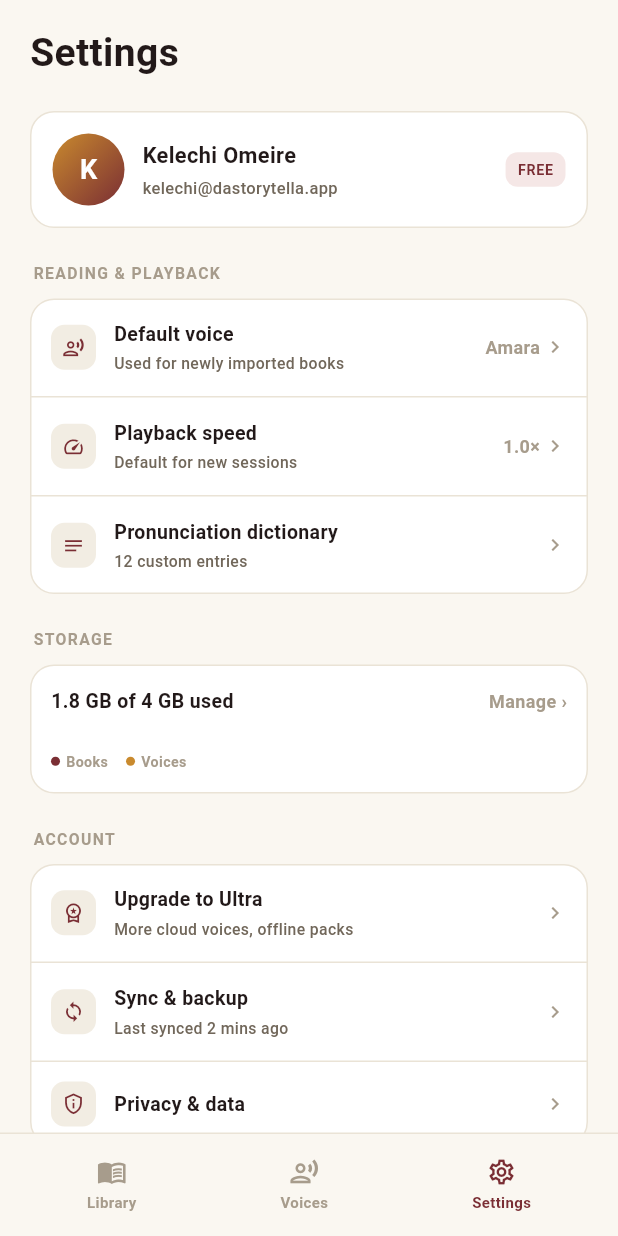
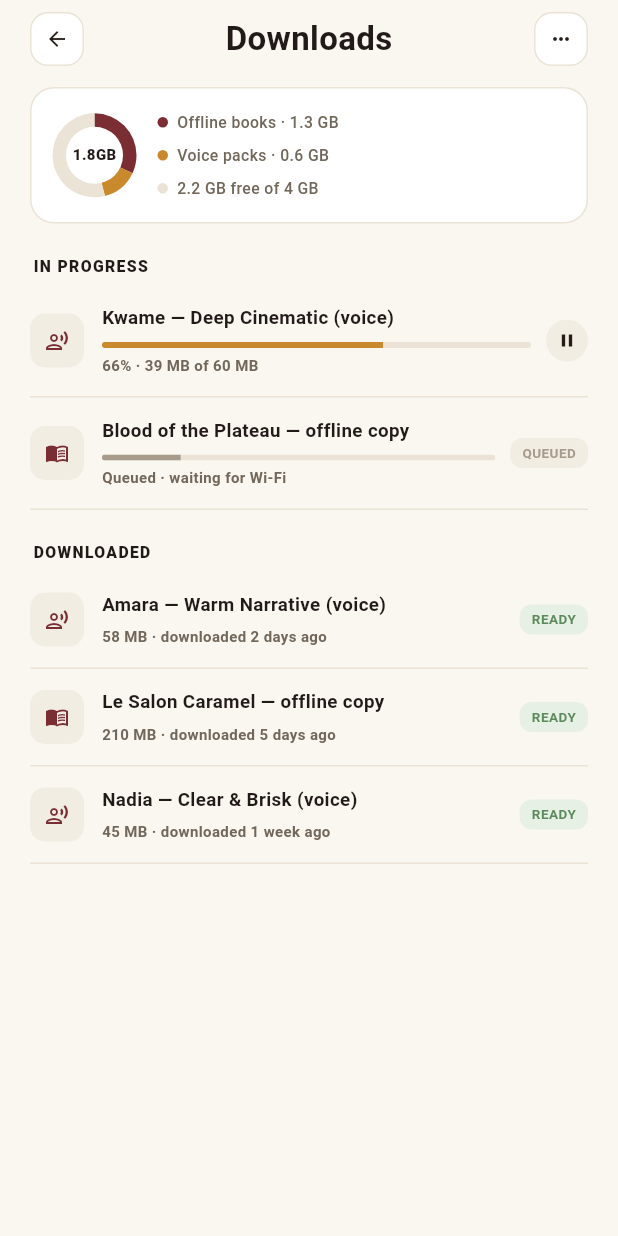
Before and after one commit to da4story1tella9/dastorytella-reader, a Flutter app: the SettingsScreen screen opened by its route, after a tap on an icon or button, on a phone screen of 412 x 824 dp. Run offline on Flutter 3.47's test engine with Material 3 defaults, Android fonts, the phone set to English and light mode, and no system bars; our stand-ins replace flutter_riverpod, go_router, just_audio; Roboto replaces fonts that are missing (Fraunces, Manrope).

Commit message:
feat(download-manager): build Download manager screen
Builds the Download manager screen (segmented storage ring + legend,
in-progress and downloaded lists) matching
docs/design-reference/app-mockups-secondary-batch.html. Wires real
navigation in from Settings' storage "Manage" link (new root-level
/downloads route).

Reuses Settings' mockStorageStats for the ring/legend instead of
inventing separate numbers, so the two screens' storage figures can't
drift out of sync (same reasoning as the shared now-playing state and
the pronunciation entry count). The in-progress download genuinely
ticks on a timer and can be paused/resumed — no real file transfer,
but real interaction, matching the fidelity established with the
pronunciation dictionary's add/delete.

Co-Authored-By: Claude Sonnet 5 <noreply@anthropic.com>

```diff
--- a/lib/core/router/app_router.dart
+++ b/lib/core/router/app_router.dart
@@ -9,6 +9,7 @@ import 'package:flutter_riverpod/flutter_riverpod.dart';
 import 'package:go_router/go_router.dart';
 
 import '../../features/book_detail/screens/book_detail_screen.dart';
+import '../../features/download_manager/screens/download_manager_screen.dart';
 import '../../features/library/screens/library_screen.dart';
 import '../../features/player/screens/player_screen.dart';
 import '../../features/settings/screens/settings_screen.dart';
@@ -76,6 +77,13 @@ final Provider<GoRouter> appRouterProvider = Provider<GoRouter>((Ref ref) {
         builder: (BuildContext context, GoRouterState state) =>
             const BookDetailScreen(),
       ),
+      // Also root-level (see /player above) — reached from Settings'
+      // storage "Manage" link.
+      GoRoute(
+        path: '/downloads',
+        builder: (BuildContext context, GoRouterState state) =>
+            const DownloadManagerScreen(),
+      ),
     ],
   );
 });
--- /dev/null
+++ b/lib/features/download_manager/models/download_item.dart
@@ -0,0 +1,48 @@
+import 'package:flutter/material.dart';
+
+import 'download_status.dart';
+
+/// A single row in the Download manager — an in-progress download or
+/// an already-downloaded book/voice.
+class DownloadItem {
+  const DownloadItem({
+    required this.id,
+    required this.icon,
+    required this.title,
+    required this.status,
+    this.progress = 0,
+    this.totalMb = 0,
+    this.staticSubtitle,
+  });
+
+  final String id;
+  final IconData icon;
+  final String title;
+  final DownloadStatus status;
+
+  /// 0.0–1.0. Only meaningful when [status] is downloading/paused —
+  /// the subtitle is computed from this and [totalMb] at render time
+  /// so it can't drift as progress ticks.
+  final double progress;
+  final double totalMb;
+
+  /// Used directly for queued/ready rows, e.g. "Queued · waiting for
+  /// Wi-Fi" or "58 MB · downloaded 2 days ago".
+  final String? staticSubtitle;
+
+  DownloadItem copyWith({
+    DownloadStatus? status,
+    double? progress,
+    String? staticSubtitle,
+  }) {
+    return DownloadItem(
+      id: id,
+      icon: icon,
+      title: title,
+      status: status ?? this.status,
+      progress: progress ?? this.progress,
+      totalMb: totalMb,
+      staticSubtitle: staticSubtitle ?? this.staticSubtitle,
+    );
+  }
+}
--- /dev/null
+++ b/lib/features/download_manager/models/download_status.dart
@@ -0,0 +1 @@
+enum DownloadStatus { downloading, paused, queued, ready }
--- /dev/null
+++ b/lib/features/download_manager/screens/download_manager_screen.dart
@@ -0,0 +1,176 @@
+/// Download manager screen — storage summary and in-progress/
+/// downloaded lists. Mirrors
+/// `docs/design-reference/app-mockups-secondary-batch.html`.
+///
+/// Reuses Settings' `mockStorageStats` for the ring/legend rather than
+/// inventing separate numbers, so the two screens' storage figures
+/// can't drift out of sync (same reasoning as the shared now-playing
+/// state). The in-progress download genuinely ticks and can be
+/// paused/resumed — see `state/download_manager_providers.dart`.
+library;
+
+import 'package:flutter/material.dart';
+import 'package:flutter_riverpod/flutter_riverpod.dart';
+import 'package:go_router/go_router.dart';
+
+import '../../../core/theme/app_colors.dart';
+import '../../../core/theme/app_typography.dart';
+import '../../../shared_widgets/app_icon_button.dart';
+import '../../settings/state/mock_settings_data.dart';
+import '../models/download_item.dart';
+import '../models/download_status.dart';
+import '../state/download_manager_providers.dart';
+import '../widgets/download_row.dart';
+import '../widgets/storage_ring.dart';
+
+class DownloadManagerScreen extends ConsumerWidget {
+  const DownloadManagerScreen({super.key});
+
+  @override
+  Widget build(BuildContext context, WidgetRef ref) {
+    final List<DownloadItem> items = ref.watch(downloadItemsProvider);
+    final DownloadManagerController controller = ref.read(
+      downloadItemsProvider.notifier,
+    );
+
+    final List<DownloadItem> inProgress = items
+        .where(
+          (DownloadItem d) =>
+              d.status == DownloadStatus.downloading ||
+              d.status == DownloadStatus.paused ||
+              d.status == DownloadStatus.queued,
+        )
+        .toList();
+    final List<DownloadItem> downloaded = items
+        .where((DownloadItem d) => d.status == DownloadStatus.ready)
+        .toList();
+
+    final double booksGb =
+        mockStorageStats.totalGb * mockStorageStats.booksFraction;
+    final double voicesGb =
+        mockStorageStats.totalGb * mockStorageStats.voicesFraction;
+    final double freeGb = mockStorageStats.totalGb - mockStorageStats.usedGb;
+
+    return Scaffold(
+      body: SafeArea(
+        child: ListView(
+          padding: const EdgeInsets.fromLTRB(20, 8, 20, 24),
+          children: <Widget>[
+            Row(
+              mainAxisAlignment: MainAxisAlignment.spaceBetween,
+              children: <Widget>[
+                AppIconButton(
+                  icon: Icons.arrow_back,
+                  onTap: () => context.canPop()
+                      ? context.pop()
+                      : context.go('/settings'),
+                ),
+                const Text(
+                  'Downloads',
+                  style: TextStyle(
+                    fontFamily: AppTypography.serifFamily,
+                    fontWeight: FontWeight.w600,
+                    fontSize: 22,
+                  ),
+                ),
+                AppIconButton(icon: Icons.more_horiz, onTap: () {}),
+              ],
+            ),
+            const SizedBox(height: 14),
+            Container(
+              padding: const EdgeInsets.all(14),
+              decoration: BoxDecoration(
+                color: AppColors.surface,
+                borderRadius: BorderRadius.circular(16),
+                border: Border.all(color: AppColors.line),
+              ),
+              child: Row(
+                children: <Widget>[
+                  StorageRing(
+                    booksFraction: mockStorageStats.booksFraction,
+                    voicesFraction: mockStorageStats.voicesFraction,
+                    centerLabel:
+                        '${mockStorageStats.usedGb.toStringAsFixed(1)}GB',
+                  ),
+                  const SizedBox(width: 14),
+                  Expanded(
+                    child: Column(
+                      crossAxisAlignment: CrossAxisAlignment.start,
+                      mainAxisSize: MainAxisSize.min,
+                      children: <Widget>[
+                        _LegendRow(
+                          color: AppColors.maroon,
+                          label:
+                              'Offline books · ${booksGb.toStringAsFixed(1)} GB',
+                        ),
+                        const SizedBox(height: 5),
+                        _LegendRow(
+                          color: AppColors.gold,
+                          label:
+                              'Voice packs · ${voicesGb.toStringAsFixed(1)} GB',
+                        ),
+                        const SizedBox(height: 5),
+                        _LegendRow(
+                          color: AppColors.line,
+                          label: '${freeGb.toStringAsFixed(1)} GB free of '
+                              '${mockStorageStats.totalGb.toStringAsFixed(0)} GB',
+                        ),
+                      ],
+                    ),
+                  ),
+                ],
+              ),
+            ),
+            const Padding(
+              padding: EdgeInsets.only(top: 20, bottom: 4, left: 2),
+              child: Text('IN PROGRESS', style: AppTypography.eyebrow),
+            ),
+            for (final DownloadItem item in inProgress)
+              DownloadRow(
+                item: item,
+                onTogglePause: () => controller.togglePause(item.id),
+              ),
+            const Padding(
+              padding: EdgeInsets.only(top: 20, bottom: 4, left: 2),
+              child: Text('DOWNLOADED', style: AppTypography.eyebrow),
+            ),
+            for (final DownloadItem item in downloaded)
+              DownloadRow(item: item, onTogglePause: () {}),
+          ],
+        ),
+      ),
+    );
+  }
+}
+
+class _LegendRow extends StatelessWidget {
+  const _LegendRow({required this.color, required this.label});
+
+  final Color color;
+  final String label;
+
+  @override
+  Widget build(BuildContext context) {
+    return Row(
+      children: <Widget>[
+        Container(
+          width: 7,
+          height: 7,
+          decoration: BoxDecoration(color: color, shape: BoxShape.circle),
+        ),
+        const SizedBox(width: 6),
+        Expanded(
+          child: Text(
+            label,
+            style: AppTypography.body.copyWith(
+              color: AppColors.inkSoft,
+              fontSize: 10.5,
+            ),
+            maxLines: 1,
+            overflow: TextOverflow.ellipsis,
+          ),
+        ),
+      ],
+    );
+  }
+}
--- /dev/null
+++ b/lib/features/download_manager/state/download_manager_providers.dart
@@ -0,0 +1,90 @@
+/// Download manager state (see ADR-0004). The in-progress download's
+/// progress genuinely ticks up on a timer and can be paused/resumed —
+/// no real file transfer (ARCHITECTURE.md §4 doesn't exist yet), but
+/// the interaction is real rather than a static mock.
+library;
+
+import 'dart:async';
+
+import 'package:flutter_riverpod/flutter_riverpod.dart';
+
+import '../models/download_item.dart';
+import '../models/download_status.dart';
+import 'mock_download_data.dart';
+
+class DownloadManagerController extends Notifier<List<DownloadItem>> {
+  Timer? _ticker;
+
+  @override
+  List<DownloadItem> build() {
+    ref.onDispose(() => _ticker?.cancel());
+    final List<DownloadItem> initial = List.of(mockDownloadItems);
+    if (initial.any(
+      (DownloadItem d) => d.status == DownloadStatus.downloading,
+    )) {
+      _startTicking();
+    }
+    return initial;
+  }
+
+  void togglePause(String id) {
+    final int index = state.indexWhere((DownloadItem d) => d.id == id);
+    if (index == -1) {
+      return;
+    }
+    final DownloadItem item = state[index];
+    if (item.status == DownloadStatus.downloading) {
+      _ticker?.cancel();
+      state = _replaceAt(index, item.copyWith(status: DownloadStatus.paused));
+    } else if (item.status == DownloadStatus.paused) {
+      state = _replaceAt(
+        index,
+        item.copyWith(status: DownloadStatus.downloading),
+      );
+      _startTicking();
+    }
+  }
+
+  void _startTicking() {
+    _ticker?.cancel();
+    _ticker = Timer.periodic(const Duration(seconds: 1), (Timer timer) {
+      final int index = state.indexWhere(
+        (DownloadItem d) => d.status == DownloadStatus.downloading,
+      );
+      if (index == -1) {
+        timer.cancel();
+        return;
+      }
+      final DownloadItem item = state[index];
+      // Slow enough (~25s from a 64% start) to actually interact with
+      // pause/resume before it auto-completes — a faster tick looked
+      // fine in code but finished before anyone could touch it.
+      final double nextProgress = (item.progress + 0.015).clamp(0.0, 1.0);
+      if (nextProgress >= 1.0) {
+        timer.cancel();
+        state = _replaceAt(
+          index,
+          item.copyWith(
+            status: DownloadStatus.ready,
+            progress: 1,
+            staticSubtitle: '${item.totalMb.round()} MB · downloaded just now',
+          ),
+        );
+      } else {
+        state = _replaceAt(index, item.copyWith(progress: nextProgress));
+      }
+    });
+  }
+
+  List<DownloadItem> _replaceAt(int index, DownloadItem item) {
+    final List<DownloadItem> next = List.of(state);
+    next[index] = item;
+    return next;
+  }
+}
+
+final NotifierProvider<DownloadManagerController, List<DownloadItem>>
+    downloadItemsProvider =
+    NotifierProvider<DownloadManagerController, List<DownloadItem>>(
+  DownloadManagerController.new,
+);
--- /dev/null
+++ b/lib/features/download_manager/state/mock_download_data.dart
@@ -0,0 +1,50 @@
+/// Hardcoded sample downloads, mirroring
+/// `docs/design-reference/app-mockups-secondary-batch.html`.
+///
+/// Placeholder until real downloads (ARCHITECTURE.md §4) exist — no
+/// backend calls, no real file transfer.
+library;
+
+import 'package:flutter/material.dart';
+
+import '../models/download_item.dart';
+import '../models/download_status.dart';
+
+final List<DownloadItem> mockDownloadItems = <DownloadItem>[
+  const DownloadItem(
+    id: 'kwame-voice',
+    icon: Icons.record_voice_over_outlined,
+    title: 'Kwame — Deep Cinematic (voice)',
+    status: DownloadStatus.downloading,
+    progress: 0.64,
+    totalMb: 60,
+  ),
+  const DownloadItem(
+    id: 'blood-of-the-plateau-offline',
+    icon: Icons.menu_book_outlined,
+    title: 'Blood of the Plateau — offline copy',
+    status: DownloadStatus.queued,
+    staticSubtitle: 'Queued · waiting for Wi-Fi',
+  ),
+  const DownloadItem(
+    id: 'amara-voice',
+    icon: Icons.record_voice_over_outlined,
+    title: 'Amara — Warm Narrative (voice)',
+    status: DownloadStatus.ready,
+    staticSubtitle: '58 MB · downloaded 2 days ago',
+  ),
+  const DownloadItem(
+    id: 'le-salon-caramel-offline',
+    icon: Icons.menu_book_outlined,
+    title: 'Le Salon Caramel — offline copy',
+    status: DownloadStatus.ready,
+    staticSubtitle: '210 MB · downloaded 5 days ago',
+  ),
+  const DownloadItem(
+    id: 'nadia-voice',
+    icon: Icons.record_voice_over_outlined,
+    title: 'Nadia — Clear & Brisk (voice)',
+    status: DownloadStatus.ready,
+    staticSubtitle: '45 MB · downloaded 1 week ago',
+  ),
+];
--- /dev/null
+++ b/lib/features/download_manager/widgets/download_row.dart
@@ -0,0 +1,172 @@
+/// Row for a single download — icon, title, progress or status pill,
+/// pause/resume action. Mirrors `.dl-row` in
+/// `docs/design-reference/app-mockups-secondary-batch.html`.
+library;
+
+import 'package:flutter/material.dart';
+
+import '../../../core/theme/app_colors.dart';
+import '../../../core/theme/app_typography.dart';
+import '../models/download_item.dart';
+import '../models/download_status.dart';
+
+class DownloadRow extends StatelessWidget {
+  const DownloadRow({
+    required this.item,
+    required this.onTogglePause,
+    super.key,
+  });
+
+  final DownloadItem item;
+  final VoidCallback onTogglePause;
+
+  @override
+  Widget build(BuildContext context) {
+    final bool active = item.status == DownloadStatus.downloading ||
+        item.status == DownloadStatus.paused;
+
+    return Container(
+      padding: const EdgeInsets.symmetric(vertical: 12),
+      decoration: const BoxDecoration(
+        border: Border(bottom: BorderSide(color: AppColors.line)),
+      ),
+      child: Row(
+        crossAxisAlignment: CrossAxisAlignment.center,
+        children: <Widget>[
+          Container(
+            width: 36,
+            height: 36,
+            alignment: Alignment.center,
+            decoration: BoxDecoration(
+              color: AppColors.surfaceAlt,
+              borderRadius: BorderRadius.circular(10),
+            ),
+            child: Icon(item.icon, size: 16, color: AppColors.maroon),
+          ),
+          const SizedBox(width: 12),
+          Expanded(
+            child: Column(
+              crossAxisAlignment: CrossAxisAlignment.start,
+              mainAxisSize: MainAxisSize.min,
+              children: <Widget>[
+                Text(
+                  item.title,
+                  style: AppTypography.bodyStrong.copyWith(fontSize: 12.5),
+                  maxLines: 1,
+                  overflow: TextOverflow.ellipsis,
+                ),
+                if (active) ...<Widget>[
+                  const SizedBox(height: 6),
+                  ClipRRect(
+                    borderRadius: BorderRadius.circular(2),
+                    child: LinearProgressIndicator(
+                      value: item.progress,
+                      minHeight: 4,
+                      backgroundColor: AppColors.line,
+                      valueColor: AlwaysStoppedAnimation<Color>(
+                        item.status == DownloadStatus.paused
+                            ? AppColors.inkFaint
+                            : AppColors.gold,
+                      ),
+                    ),
+                  ),
+                  const SizedBox(height: 4),
+                  Text(
+                    '${(item.progress * 100).round()}% · '
+                    '${(item.progress * item.totalMb).round()} MB of '
+                    '${item.totalMb.round()} MB'
+                    '${item.status == DownloadStatus.paused ? ' · Paused' : ''}',
+                    style: AppTypography.caption.copyWith(
+                      color: AppColors.inkSoft,
+                      fontSize: 10,
+                    ),
+                  ),
+                ] else if (item.status == DownloadStatus.queued) ...<Widget>[
+                  const SizedBox(height: 6),
+                  ClipRRect(
+                    borderRadius: BorderRadius.circular(2),
+                    child: const LinearProgressIndicator(
+                      value: 0.2,
+                      minHeight: 4,
+                      backgroundColor: AppColors.line,
+                      valueColor: AlwaysStoppedAnimation<Color>(
+                        AppColors.inkFaint,
+                      ),
+                    ),
+                  ),
+                  const SizedBox(height: 4),
+                  Text(
+                    item.staticSubtitle ?? '',
+                    style: AppTypography.caption.copyWith(
+                      color: AppColors.inkSoft,
+                      fontSize: 10,
+                    ),
+                  ),
+                ] else ...<Widget>[
+                  const SizedBox(height: 4),
+                  Text(
+                    item.staticSubtitle ?? '',
+                    style: AppTypography.caption.copyWith(
+                      color: AppColors.inkSoft,
+                      fontSize: 10,
+                    ),
+                  ),
+                ],
+              ],
+            ),
+          ),
+          const SizedBox(width: 10),
+          if (active)
+            InkWell(
+              onTap: onTogglePause,
+              customBorder: const CircleBorder(),
+              child: Container(
+                width: 28,
+                height: 28,
+                alignment: Alignment.center,
+                decoration: const BoxDecoration(
+                  color: AppColors.surfaceAlt,
+                  shape: BoxShape.circle,
+                ),
+                child: Icon(
+                  item.status == DownloadStatus.downloading
+                      ? Icons.pause
+                      : Icons.play_arrow_rounded,
+                  size: 14,
+                  color: AppColors.ink,
+                ),
+              ),
+            )
+          else
+            _StatusPill(status: item.status),
+        ],
+      ),
+    );
+  }
+}
+
+class _StatusPill extends StatelessWidget {
+  const _StatusPill({required this.status});
+
+  final DownloadStatus status;
+
+  @override
+  Widget build(BuildContext context) {
+    final bool ready = status == DownloadStatus.ready;
+    return Container(
+      padding: const EdgeInsets.symmetric(horizontal: 8, vertical: 3),
+      decoration: BoxDecoration(
+        color: ready ? AppColors.greenPale : AppColors.surfaceAlt,
+        borderRadius: BorderRadius.circular(8),
+      ),
+      child: Text(
+        ready ? 'READY' : 'QUEUED',
+        style: AppTypography.caption.copyWith(
+          color: ready ? AppColors.green : AppColors.inkFaint,
+          fontSize: 9,
+          letterSpacing: 0.3,
+        ),
+      ),
+    );
+  }
+}
--- /dev/null
+++ b/lib/features/download_manager/widgets/storage_ring.dart
@@ -0,0 +1,99 @@
+import 'dart:math' as math;
+
+import 'package:flutter/material.dart';
+
+import '../../../core/theme/app_colors.dart';
+import '../../../core/theme/app_typography.dart';
+
+/// Segmented storage-usage ring. Mirrors `.storage-ring`'s CSS
+/// `conic-gradient` in
+/// `docs/design-reference/app-mockups-secondary-batch.html`.
+class StorageRing extends StatelessWidget {
+  const StorageRing({
+    required this.booksFraction,
+    required this.voicesFraction,
+    required this.centerLabel,
+    super.key,
+  });
+
+  final double booksFraction;
+  final double voicesFraction;
+  final String centerLabel;
+
+  @override
+  Widget build(BuildContext context) {
+    return SizedBox(
+      width: 56,
+      height: 56,
+      child: Stack(
+        alignment: Alignment.center,
+        children: <Widget>[
+          CustomPaint(
+            size: const Size(56, 56),
+            painter: _StorageRingPainter(
+              booksFraction: booksFraction,
+              voicesFraction: voicesFraction,
+            ),
+          ),
+          Container(
+            width: 38,
+            height: 38,
+            alignment: Alignment.center,
+            decoration: const BoxDecoration(
+              color: AppColors.surface,
+              shape: BoxShape.circle,
+            ),
+            child: Text(
+              centerLabel,
+              style: AppTypography.caption.copyWith(
+                fontSize: 10,
+                fontWeight: FontWeight.w800,
+              ),
+            ),
+          ),
+        ],
+      ),
+    );
+  }
+}
+
+class _StorageRingPainter extends CustomPainter {
+  _StorageRingPainter({
+    required this.booksFraction,
+    required this.voicesFraction,
+  });
+
+  final double booksFraction;
+  final double voicesFraction;
+
+  @override
+  void paint(Canvas canvas, Size size) {
+    final Rect rect = Offset.zero & size;
+    const double start = -math.pi / 2;
+
+    void drawSegment(double fromFraction, double toFraction, Color color) {
+      final double sweep = (toFraction - fromFraction) * 2 * math.pi;
+      canvas.drawArc(
+        rect,
+        start + fromFraction * 2 * math.pi,
+        sweep,
+        true,
+        Paint()..color = color,
+      );
+    }
+
+    drawSegment(0, booksFraction, AppColors.maroon);
+    drawSegment(
+      booksFraction,
+      booksFraction + voicesFraction,
+      AppColors.gold,
+    );
+    drawSegment(booksFraction + voicesFraction, 1, AppColors.line);
+  }
+
+  @override
+  bool shouldRepaint(_StorageRingPainter oldDelegate) {
+    return oldDelegate.booksFraction != booksFraction ||
+        oldDelegate.voicesFraction != voicesFraction;
+  }
+}
--- a/lib/features/settings/screens/settings_screen.dart
+++ b/lib/features/settings/screens/settings_screen.dart
@@ -7,6 +7,7 @@
 library;
 
 import 'package:flutter/material.dart';
+import 'package:go_router/go_router.dart';
 
 import '../../../core/theme/app_typography.dart';
 import '../models/settings_group.dart';
@@ -44,7 +45,10 @@ class SettingsScreen extends StatelessWidget {
             SettingsGroupCard(
               label: 'Storage',
               children: <Widget>[
-                StorageRow(stats: mockStorageStats, onManageTap: () {}),
+                StorageRow(
+                  stats: mockStorageStats,
+                  onManageTap: () => context.push('/downloads'),
+                ),
               ],
             ),
             const SizedBox(height: 22),
```
